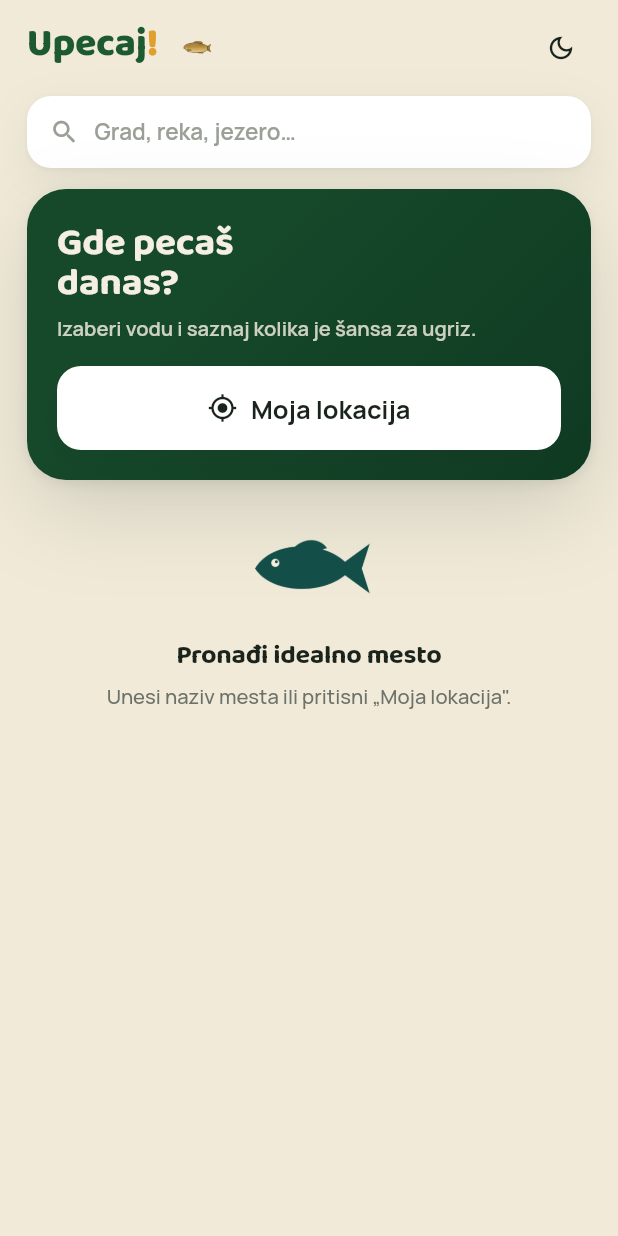
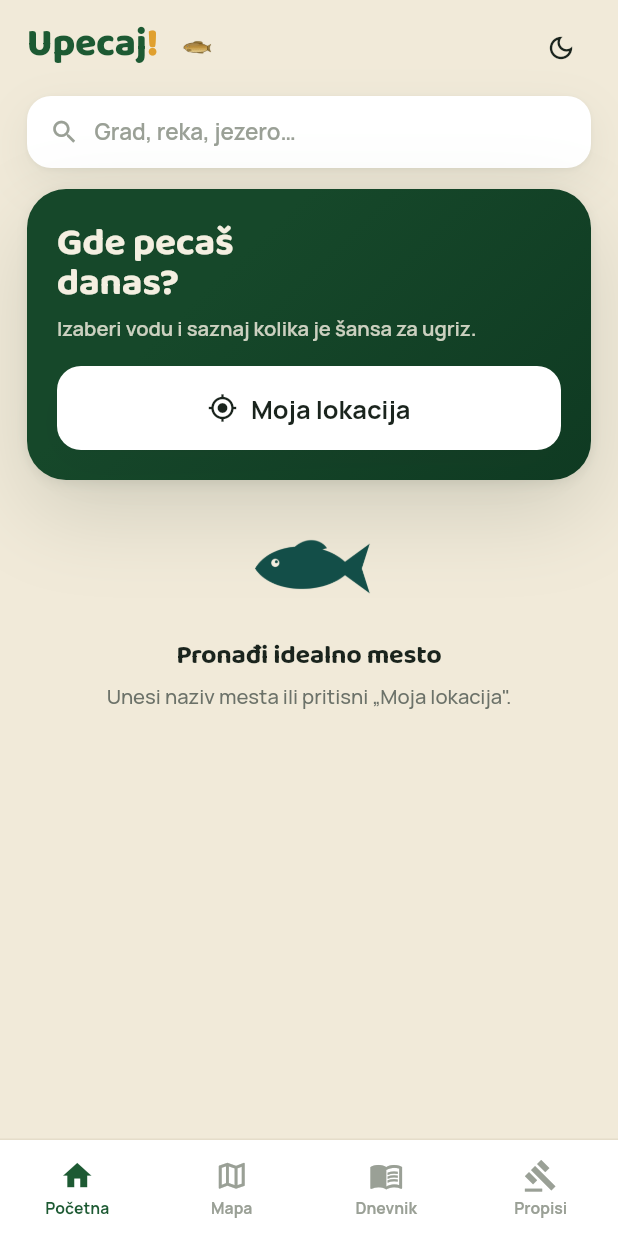
Before and after one commit to neonknight4/fishing_worthy, a Flutter app: the screen it shows after launch, on a phone screen of 412 x 824 dp. Run offline on Flutter 3.47's test engine with Material 3 defaults, Android fonts, the phone set to English and light mode, and no system bars; our stand-ins replace flutter_map, geolocator, google_fonts, latlong2, shared_preferences, sqflite; accounts and stored records are empty.

Commit message:
feat(design): app shell with bottom navigation
AppShell (IndexedStack) with bottom nav: Početna · Mapa · Dnevnik ·
Propisi. Map tab defaults to Serbia center; Diary/Regs/Map gain
showBack param (hidden in tab context). main.dart roots to AppShell.
Full debug APK builds clean.

Co-Authored-By: Claude Opus 4.8 (1M context) <noreply@anthropic.com>

```diff
--- a/lib/main.dart
+++ b/lib/main.dart
@@ -2,7 +2,7 @@ import 'package:flutter/material.dart';
 import 'package:flutter/services.dart';
 import 'theme/app_theme.dart';
 import 'theme/theme_controller.dart';
-import 'screens/home_screen.dart';
+import 'screens/app_shell.dart';
 
 void main() {
   WidgetsFlutterBinding.ensureInitialized();
@@ -26,7 +26,7 @@ class FishingWorthyApp extends StatelessWidget {
         theme: AppTheme.light(),
         darkTheme: AppTheme.dark(),
         themeMode: themeController.mode,
-        home: const HomeScreen(),
+        home: const AppShell(),
       ),
     );
   }
--- /dev/null
+++ b/lib/screens/app_shell.dart
@@ -0,0 +1,83 @@
+import 'package:flutter/material.dart';
+import '../theme/app_colors.dart';
+import '../theme/app_theme.dart';
+import 'home_screen.dart';
+import 'map_screen.dart';
+import 'diary_list_screen.dart';
+import 'regulations_screen.dart';
+
+/// Root okvir sa donjom navigacijom: Početna · Mapa · Dnevnik · Propisi.
+/// Detaljni ekrani (Rezultat, Lista voda, Unos) se i dalje `push`-uju preko.
+class AppShell extends StatefulWidget {
+  const AppShell({super.key});
+
+  @override
+  State<AppShell> createState() => _AppShellState();
+}
+
+class _AppShellState extends State<AppShell> {
+  int _index = 0;
+
+  // Podrazumevani centar (Beograd) za Mapu kad korisnik nije birao lokaciju.
+  static const _defLat = 44.7866, _defLon = 20.4489;
+
+  static const _nav = [
+    (Icons.home_outlined, Icons.home, 'Početna'),
+    (Icons.map_outlined, Icons.map, 'Mapa'),
+    (Icons.menu_book_outlined, Icons.menu_book, 'Dnevnik'),
+    (Icons.gavel_outlined, Icons.gavel, 'Propisi'),
+  ];
+
+  @override
+  Widget build(BuildContext context) {
+    final c = context.c;
+    return Scaffold(
+      body: IndexedStack(
+        index: _index,
+        children: const [
+          HomeScreen(),
+          MapScreen(latitude: _defLat, longitude: _defLon, locationName: 'Srbija', showBack: false),
+          DiaryListScreen(showBack: false),
+          RegulationsScreen(showBack: false),
+        ],
+      ),
+      bottomNavigationBar: Container(
+        decoration: BoxDecoration(
+          color: c.surface,
+          border: Border(top: BorderSide(color: c.line)),
+        ),
+        child: SafeArea(
+          top: false,
+          child: Padding(
+            padding: const EdgeInsets.symmetric(vertical: 6),
+            child: Row(
+              children: List.generate(_nav.length, (i) {
+                final on = i == _index;
+                final item = _nav[i];
+                return Expanded(
+                  child: InkWell(
+                    onTap: () => setState(() => _index = i),
+                    borderRadius: BorderRadius.circular(12),
+                    child: Padding(
+                      padding: const EdgeInsets.symmetric(vertical: 6),
+                      child: Column(
+                        mainAxisSize: MainAxisSize.min,
+                        children: [
+                          Icon(on ? item.$2 : item.$1, size: 23, color: on ? c.green : c.faint),
+                          const SizedBox(height: 3),
+                          Text(item.$3,
+                              style: context.ui(
+                                  size: 10.5, weight: FontWeight.w700, color: on ? c.green : c.faint)),
+                        ],
+                      ),
+                    ),
+                  ),
+                );
+              }),
+            ),
+          ),
+        ),
+      ),
+    );
+  }
+}
--- a/lib/screens/diary_list_screen.dart
+++ b/lib/screens/diary_list_screen.dart
@@ -9,7 +9,8 @@ import 'diary_entry_screen.dart';
 import 'diary_stats_screen.dart';
 
 class DiaryListScreen extends StatefulWidget {
-  const DiaryListScreen({super.key});
+  final bool showBack;
+  const DiaryListScreen({super.key, this.showBack = true});
 
   @override
   State<DiaryListScreen> createState() => _DiaryListScreenState();
@@ -71,7 +72,7 @@ class _DiaryListScreenState extends State<DiaryListScreen> {
           PageHeader(
             title: 'Dnevnik',
             subtitle: _entries.isEmpty ? 'Nema unosa' : '${_entries.length} izlazaka · $totalCatch riba',
-            showBack: true,
+            showBack: widget.showBack,
             actions: [
               if (_entries.isNotEmpty)
                 AppIconButton(Icons.bar_chart, onTap: () => Navigator.push(
--- a/lib/screens/map_screen.dart
+++ b/lib/screens/map_screen.dart
@@ -12,12 +12,14 @@ class MapScreen extends StatefulWidget {
   final double latitude;
   final double longitude;
   final String locationName;
+  final bool showBack;
 
   const MapScreen({
     super.key,
     required this.latitude,
     required this.longitude,
     required this.locationName,
+    this.showBack = true,
   });
 
   @override
@@ -53,7 +55,7 @@ class _MapScreenState extends State<MapScreen> {
           PageHeader(
             title: 'Mapa voda',
             subtitle: _loading ? widget.locationName : '${_waters.length} voda u krugu 50 km',
-            showBack: true,
+            showBack: widget.showBack,
           ),
           Expanded(
             child: Stack(
--- a/lib/screens/regulations_screen.dart
+++ b/lib/screens/regulations_screen.dart
@@ -6,7 +6,8 @@ import '../utils/fish_icons.dart';
 import '../widgets/components.dart';
 
 class RegulationsScreen extends StatelessWidget {
-  const RegulationsScreen({super.key});
+  final bool showBack;
+  const RegulationsScreen({super.key, this.showBack = true});
 
   @override
   Widget build(BuildContext context) {
@@ -28,7 +29,7 @@ class RegulationsScreen extends StatelessWidget {
           PageHeader(
             title: 'Propisi i lovostaj',
             subtitle: closedCount > 0 ? '$closedCount u lovostaju danas' : 'Sve dozvoljeno danas',
-            showBack: true,
+            showBack: showBack,
           ),
           Expanded(
             child: ListView(
```
